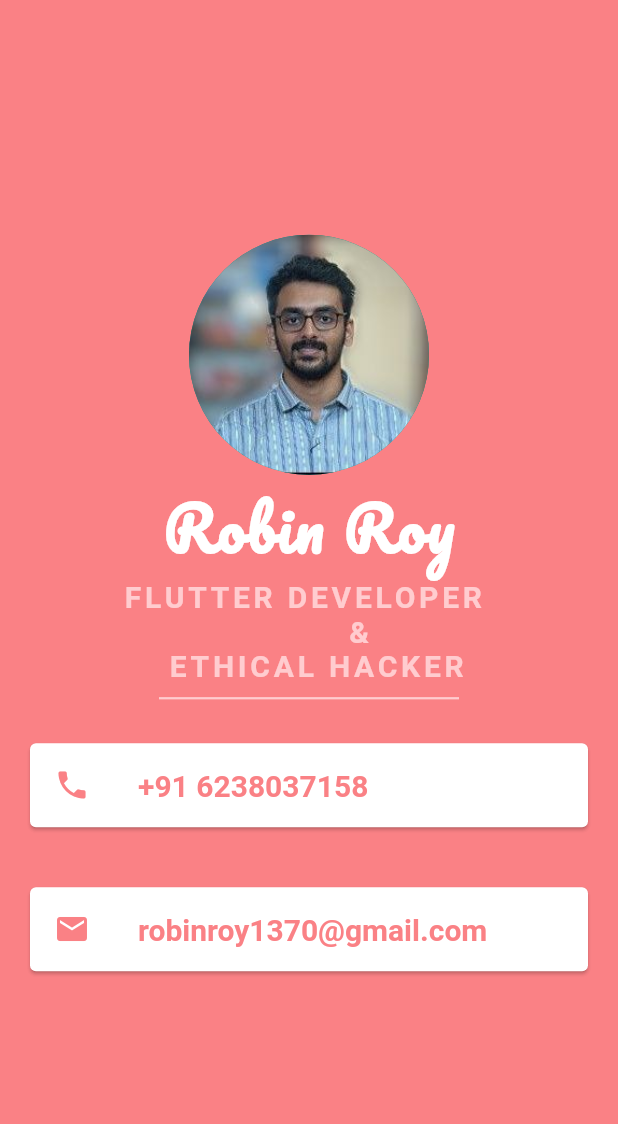
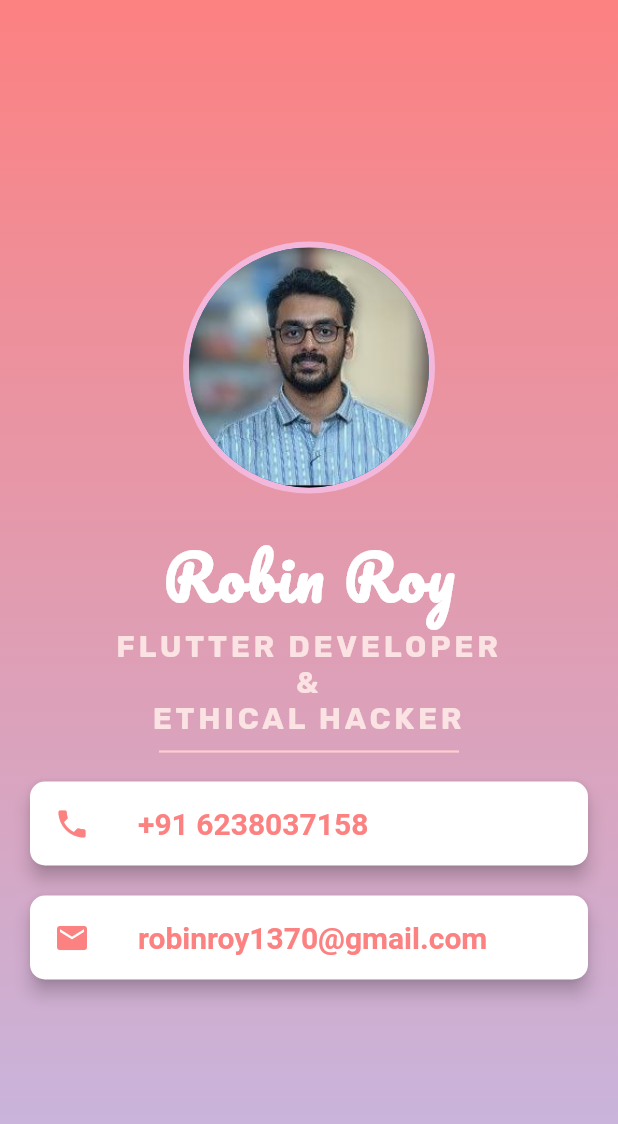
Before and after one commit to Emissary-Of-Desolation/business_card, a Flutter app: the screen it shows after launch, on a phone screen of 412 x 824 dp. Shown: the top 1124 px of the screen. Run offline on Flutter 3.47's test engine with Material 2 defaults, Android fonts, the phone set to English and light mode, and no system bars; our stand-ins replace google_fonts; Roboto replaces fonts that are missing (RubikMoonrocks Regular); project files that could hold a hidden picture were left out.

Commit message:
UI modification

```diff
--- a/lib/card.dart
+++ b/lib/card.dart
@@ -1,61 +1,88 @@
 import 'package:flutter/material.dart';
+import 'package:google_fonts/google_fonts.dart';
 
 class BusinessCard extends StatelessWidget {
   const BusinessCard({super.key});
 
   @override
   Widget build(BuildContext context) {
-    return const MaterialApp(
+    return MaterialApp(
       home: Scaffold(
-        backgroundColor: Color.fromRGBO(249, 97, 103, 0.8),
-        body: SafeArea(
+        body: Container(
+          decoration: const BoxDecoration(
+            gradient: LinearGradient(
+              colors: [Color(0xFFFC8181), Color(0xFFC4B9E4)],
+              begin: Alignment.topCenter,
+              end: Alignment.bottomCenter,
+            ),
+          ),
+          child: SafeArea(
             child: Column(
               mainAxisAlignment: MainAxisAlignment.center,
+              crossAxisAlignment: CrossAxisAlignment.center,
               children: [
-              CircleAvatar(
+                Container(
+                  decoration: BoxDecoration(
+                    shape: BoxShape.circle,
+                    border: Border.all(
+                      color: const Color.fromARGB(255, 242, 183, 218),
+                      width: 4,
+                    ),
+                  ),
+                  child: const CircleAvatar(
                     radius: 80,
-                backgroundColor: Colors.teal,
                     backgroundImage: AssetImage('assets/images/m2.jpg'),
                   ),
+                ),
+                const SizedBox(height: 20),
                 Text(
                   'Robin Roy',
-                style: TextStyle(
-                  fontFamily: 'Pacifico',
+                  style: GoogleFonts.pacifico(
+                    textStyle: const TextStyle(
+                      fontSize: 40,
                       fontWeight: FontWeight.bold,
-                  fontSize: 40,
                       color: Colors.white,
                       letterSpacing: 1.5,
                     ),
                   ),
+                ),
                 Text(
-                'FLUTTER DEVELOPER \n\t\t                  & \n    ETHICAL HACKER',
-                style: TextStyle(
-                  fontFamily: 'RubikMoonrocks Regular',
+                  'FLUTTER DEVELOPER\n&\nETHICAL HACKER',
+                  style: GoogleFonts.rubik(
+                    textStyle: const TextStyle(
+                      fontSize: 20,
                       fontWeight: FontWeight.bold,
-                  fontSize: 20,
-                  color: Color.fromRGBO(255, 204, 207, 1),
+                      color: Color.fromARGB(255, 251, 227, 228),
                       letterSpacing: 2.5,
                     ),
                   ),
-              SizedBox(
+                  textAlign: TextAlign.center,
+                ),
+                const SizedBox(
                   height: 20,
                   width: 200,
                   child: Divider(
-                  color: Color.fromRGBO(255, 204, 207, 1),
+                    color: Color(0xFFFFCCCF),
                     thickness: 1.5,
                   ),
                 ),
                 Card(
-                margin: EdgeInsets.all(20),
-                child: ListTile(
+                  elevation: 5,
+                  shape: RoundedRectangleBorder(
+                    borderRadius: BorderRadius.circular(10),
+                  ),
+                  margin:
+                      const EdgeInsets.symmetric(vertical: 10, horizontal: 20),
+                  color: Colors.white,
+                  child: const ListTile(
                     leading: Icon(
                       Icons.phone,
-                    color: Color.fromRGBO(249, 97, 103, 0.8),
+                      color: Color(0xFFFC8181),
                     ),
                     title: Text(
                       '+91 6238037158',
                       style: TextStyle(
-                      color: Color.fromRGBO(249, 97, 103, 0.8),
+                        color: Color(0xFFFC8181),
                         fontSize: 20,
                         fontWeight: FontWeight.bold,
                       ),
@@ -63,16 +90,22 @@ class BusinessCard extends StatelessWidget {
                   ),
                 ),
                 Card(
-                margin: EdgeInsets.all(20),
-                child: ListTile(
+                  elevation: 5,
+                  shape: RoundedRectangleBorder(
+                    borderRadius: BorderRadius.circular(10),
+                  ),
+                  margin:
+                      const EdgeInsets.symmetric(vertical: 10, horizontal: 20),
+                  color: Colors.white,
+                  child: const ListTile(
                     leading: Icon(
                       Icons.email,
-                    color: Color.fromRGBO(249, 97, 103, 0.8),
+                      color: Color(0xFFFC8181),
                     ),
                     title: Text(
                       'robinroy1370@gmail.com',
                       style: TextStyle(
-                      color: Color.fromRGBO(249, 97, 103, 0.8),
+                        color: Color(0xFFFC8181),
                         fontSize: 20,
                         fontWeight: FontWeight.bold,
                       ),
@@ -83,6 +116,8 @@ class BusinessCard extends StatelessWidget {
             ),
           ),
         ),
+      ),
+      debugShowCheckedModeBanner: false,
     );
   }
 }
--- a/lib/main.dart
+++ b/lib/main.dart
@@ -3,4 +3,5 @@ import 'package:business_card/card.dart';
 
 void main() {
   runApp(const BusinessCard());
+
 }
--- a/pubspec.yaml
+++ b/pubspec.yaml
@@ -35,6 +35,7 @@ dependencies:
   # The following adds the Cupertino Icons font to your application.
   # Use with the CupertinoIcons class for iOS style icons.
   cupertino_icons: ^1.0.2
+  google_fonts: ^5.1.0
 
 dev_dependencies:
   flutter_test:
```
Also changed, not shown: pubspec.lock. Lines whose indentation alone changed are shown as unchanged.
